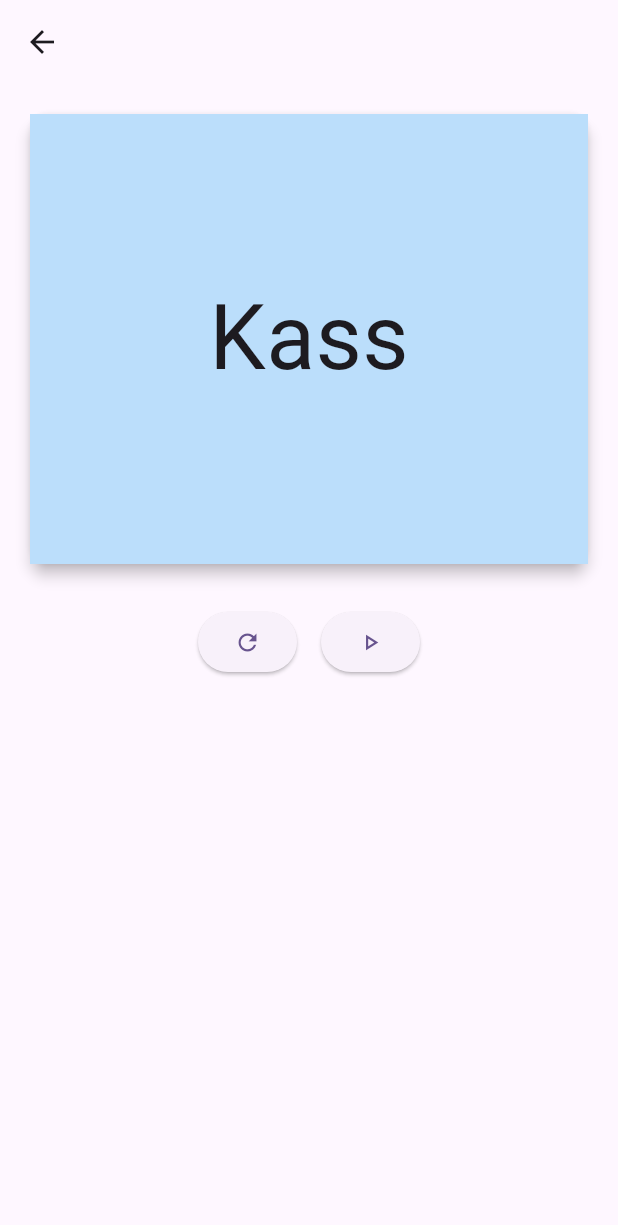
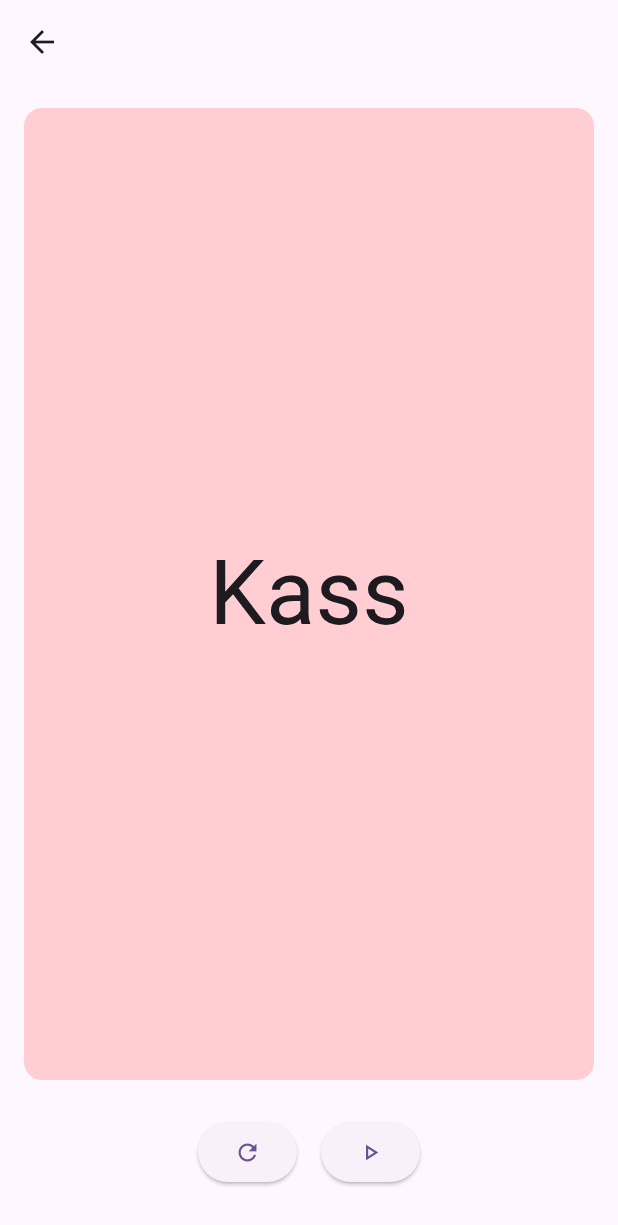
Before and after one commit to borohhov/word_cards_mainor_2025_spring, a Flutter app: the CardsPage screen opened directly, after a tap on the "refresh" icon, on a phone screen of 412 x 824 dp. Shown: the top 1225 px of the screen. Run offline on Flutter 3.47's test engine with Material 3 defaults, Android fonts, the phone set to English and light mode, and no system bars.

Commit message:
Added card functionality

```diff
--- a/lib/views/cards_page.dart
+++ b/lib/views/cards_page.dart
@@ -1,5 +1,4 @@
 import 'dart:math';
-
 import 'package:flutter/material.dart';
 import 'package:word_cards_mainor_2025_spring/models/word_card_list.dart';
 
@@ -12,12 +11,33 @@ class CardsPage extends StatefulWidget {
   State<CardsPage> createState() => _CardsPageState();
 }
 
-class _CardsPageState extends State<CardsPage> {
+class _CardsPageState extends State<CardsPage> with SingleTickerProviderStateMixin {
   int cardIndex = 0;
-  bool translationShown = false;
+
+  late AnimationController _controller;
+  bool _showFrontSide = true;
+  // true means we’re currently showing the “front” (original word).
+  // Once we’ve flipped, we show the “back” (translation).
+
+  @override
+  void initState() {
+    super.initState();
+
+    _controller = AnimationController(
+      vsync: this,
+      duration: const Duration(milliseconds: 500),
+    );
+  }
+
+  @override
+  void dispose() {
+    _controller.dispose();
+    super.dispose();
+  }
 
   void getNextCard() {
     setState(() {
+      // Choose a new index different from the current one.
       int nextIndex = Random().nextInt(widget.cards.wordCards.length - 1);
       while (cardIndex == nextIndex) {
         nextIndex = Random().nextInt(widget.cards.wordCards.length - 1);
@@ -26,31 +46,95 @@ class _CardsPageState extends State<CardsPage> {
     });
   }
 
+  void flipCard() {
+    // If we’re currently showing the front, animate to π (half-flip),
+    // then mark the back side as visible. If we’re showing the back,
+    // animate in reverse to 0 (so the front is visible again).
+    if (_showFrontSide) {
+      _controller.forward().then((_) {
+        // After the forward animation completes, we’re at π, so show the back.
+        setState(() {
+          _showFrontSide = false;
+        });
+      });
+    } else {
+      _controller.reverse().then((_) {
+        // After reversing back to 0, show the front side again.
+        setState(() {
+          _showFrontSide = true;
+        });
+      });
+    }
+  }
+
   @override
   Widget build(BuildContext context) {
+    // Angle goes from 0..π
+    // 0   = fully front
+    // π/2 = edge-on (invisible)
+    // π   = fully back
+    final angle = pi * _controller.value;
+
     return Scaffold(
       appBar: AppBar(),
       body: Padding(
         padding: const EdgeInsets.all(16.0),
         child: Column(
           children: [
-            Card(
-              elevation: 4,
-              shape: RoundedRectangleBorder(
-                borderRadius: BorderRadius.circular(12),
-              ),
-              child: Container(
-                width: double.infinity,
-                color: Colors.blue.shade100,
-                height: 300,
-                padding: const EdgeInsets.all(24.0),
-                child: Center(
-                  child: Text(
-                    translationShown
-                        ? widget.cards.wordCards[cardIndex].translatedWord
-                        : widget.cards.wordCards[cardIndex].word,
-                    style: TextStyle(fontSize: 60), // TODO: adjust based on word length
-                  ),
+            Expanded(
+              child: Center(
+                child: AnimatedBuilder(
+                  animation: _controller,
+                  builder: (context, child) {
+                    // For angles 0..π/2, show front; for angles π/2..π, show back.
+                    final isFront = angle <= pi / 2;
+
+                    // Apply 3D rotation around Y-axis
+                    final transform = Matrix4.identity()
+                      ..setEntry(3, 2, 0.001) // adds a bit of 3D perspective
+                      ..rotateY(angle);
+
+                    // If we’re showing the back, we “flip” its child horizontally
+                    // so the text isn’t backwards.
+                    Widget cardChild;
+                    if (isFront) {
+                      cardChild = Container(
+                        decoration: BoxDecoration(
+                          color: Colors.blue.shade100,
+                          borderRadius: BorderRadius.circular(12),
+                        ),
+                        child: Center(
+                          child: Text(
+                            widget.cards.wordCards[cardIndex].word,
+                            style: const TextStyle(fontSize: 60),
+                          ),
+                        ),
+                      );
+                    } else {
+                      cardChild = Transform(
+                        transform: Matrix4.identity()..rotateY(pi),
+                        alignment: Alignment.center,
+                        child: Container(
+                          decoration: BoxDecoration(
+                            color: Colors.red.shade100,
+                            borderRadius: BorderRadius.circular(12),
+                          ),
+                          child: Center(
+                            child: Text(
+                              widget.cards.wordCards[cardIndex].translatedWord,
+                              style: const TextStyle(fontSize: 60),
+                            ),
+                          ),
+                        ),
+                      );
+                    }
+
+                    return Transform(
+                      transform: transform,
+                      alignment: Alignment.center,
+                      child: cardChild,
+                    );
+                  },
                 ),
               ),
             ),
@@ -62,11 +146,7 @@ class _CardsPageState extends State<CardsPage> {
               mainAxisAlignment: MainAxisAlignment.center,
               children: [
                 ElevatedButton(
-                  onPressed: () {
-                    setState(() {
-                      translationShown = !translationShown;
-                    });
-                  },
+                  onPressed: flipCard,
                   child: const Icon(Icons.refresh),
                 ),
                 const SizedBox(width: 16),
@@ -76,6 +156,7 @@ class _CardsPageState extends State<CardsPage> {
                 ),
               ],
             ),
+            const SizedBox(height: 16),
           ],
         ),
       ),
```
